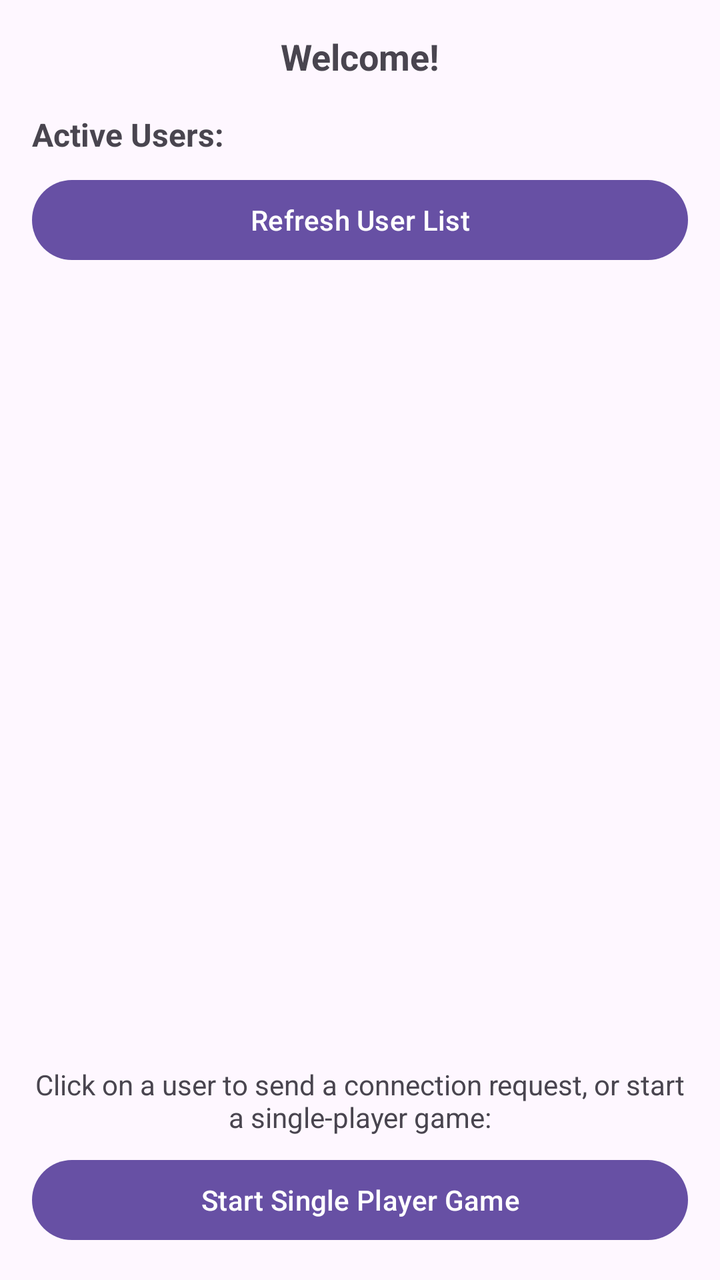
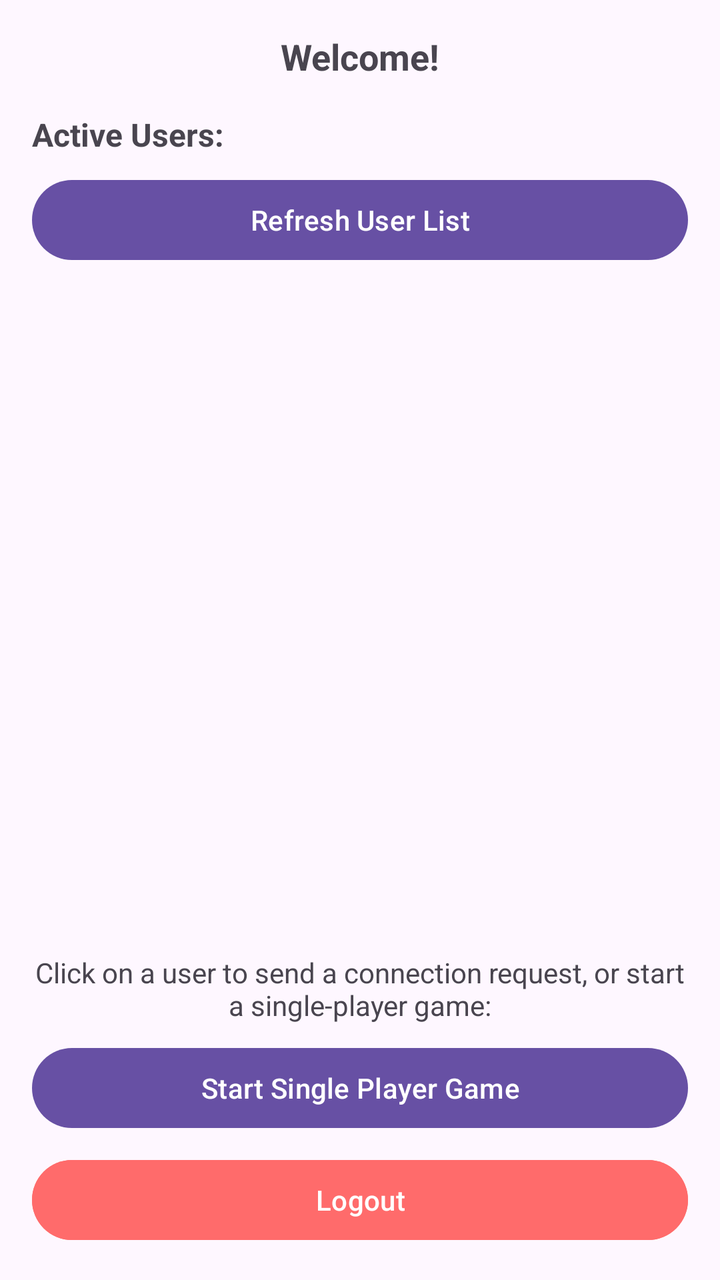

An Android layout rendered at two revisions. The XML below is the earlier revision; the diff shows what the commit changed to produce the second picture.
<!-- AndroidManifest.xml: application theme Theme.Z3 -->
<!-- res/layout/activity_user_list.xml -->
<?xml version="1.0" encoding="utf-8"?>
<LinearLayout xmlns:android="http://schemas.android.com/apk/res/android"
    android:layout_width="match_parent"
    android:layout_height="match_parent"
    android:orientation="vertical"
    android:padding="16dp">

    <TextView
        android:id="@+id/welcomeText"
        android:layout_width="match_parent"
        android:layout_height="wrap_content"
        android:text="Welcome!"
        android:textSize="18sp"
        android:textStyle="bold"
        android:gravity="center"
        android:layout_marginBottom="16dp" />

    <TextView
        android:layout_width="match_parent"
        android:layout_height="wrap_content"
        android:text="Active Users:"
        android:textSize="16sp"
        android:textStyle="bold"
        android:layout_marginBottom="8dp" />

    <Button
        android:id="@+id/refreshButton"
        android:layout_width="match_parent"
        android:layout_height="wrap_content"
        android:text="Refresh User List"
        android:layout_marginBottom="8dp" />

    <ListView
        android:id="@+id/userListView"
        android:layout_width="match_parent"
        android:layout_height="0dp"
        android:layout_weight="1"
        android:layout_marginBottom="16dp"
        android:divider="#CCCCCC"
        android:dividerHeight="1dp" />

    <TextView
        android:layout_width="match_parent"
        android:layout_height="wrap_content"
        android:text="Click on a user to send a connection request, or start a single-player game:"
        android:textSize="14sp"
        android:gravity="center"
        android:layout_marginBottom="8dp" />

    <Button
        android:id="@+id/startGameButton"
        android:layout_width="match_parent"
        android:layout_height="wrap_content"
        android:text="Start Single Player Game" />

</LinearLayout>
<!-- resources referenced by this layout -->
<resources>
  <style name="Theme.Z3" parent="Base.Theme.Z3" />
  <style name="Base.Theme.Z3" parent="Theme.Material3.DayNight.NoActionBar">
          
          
      </style>
</resources>

<!-- the commit's change to res/layout/activity_user_list.xml (unified diff, before → after) -->
@@ -51,6 +51,14 @@
         android:id="@+id/startGameButton"
         android:layout_width="match_parent"
         android:layout_height="wrap_content"
-        android:text="Start Single Player Game" />
+        android:text="Start Single Player Game"
+        android:layout_marginBottom="8dp" />
+
+    <Button
+        android:id="@+id/logoutButton"
+        android:layout_width="match_parent"
+        android:layout_height="wrap_content"
+        android:text="Logout"
+        android:backgroundTint="#FF6B6B" />
 
 </LinearLayout>
